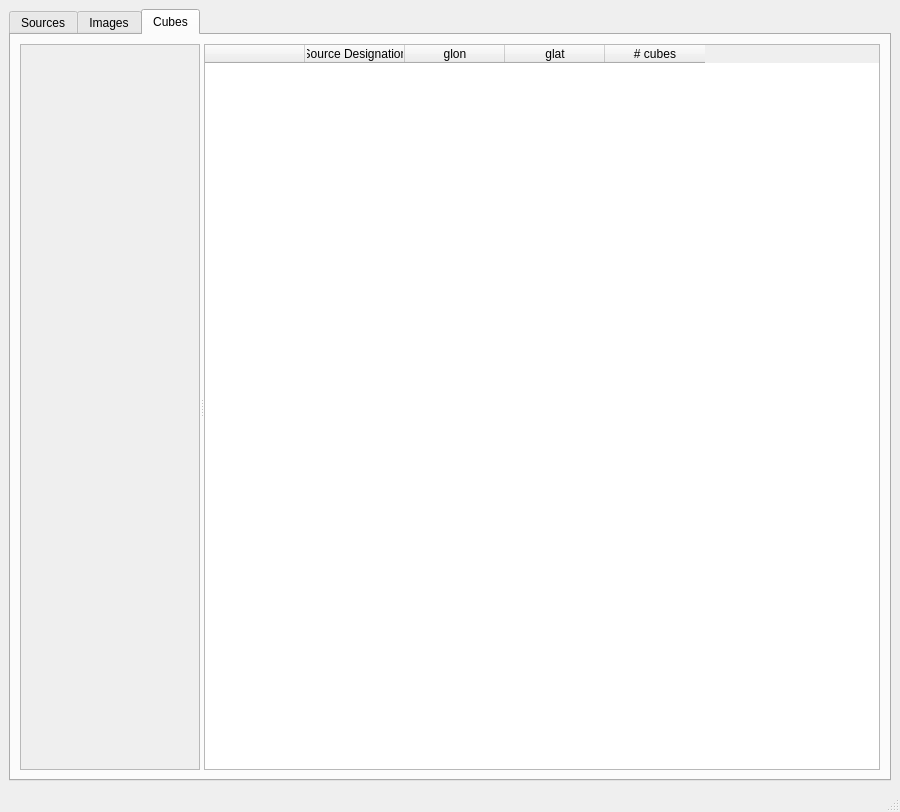
Qt form Code/ui/usertablewindow.ui (VisIVOLab/ViaLacteaVisualAnalytics) before a commit.
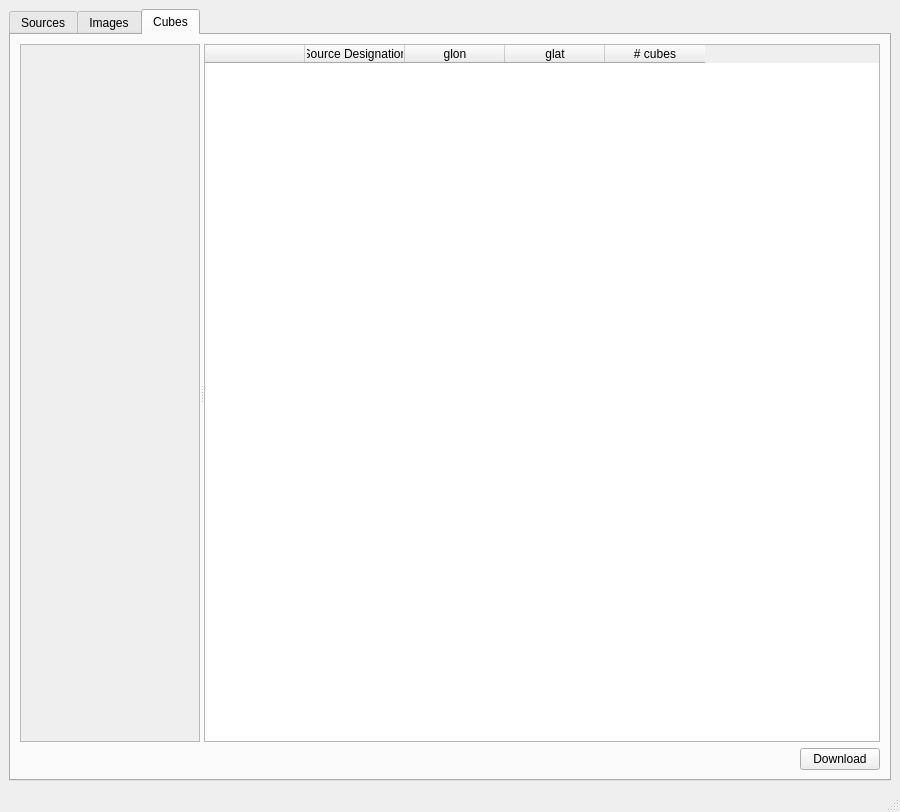
The same form after that commit. The open tabs and pages were chosen to show the change.

Commit message: Download cubes from Cubes Table

The edit to the form file:
```diff
--- a/Code/ui/usertablewindow.ui
+++ b/Code/ui/usertablewindow.ui
@@ -287,7 +287,7 @@
               <x>0</x>
               <y>0</y>
               <width>178</width>
-              <height>682</height>
+              <height>648</height>
              </rect>
             </property>
             <layout class="QVBoxLayout" name="verticalLayout_4"/>
@@ -337,6 +337,13 @@
           </widget>
          </widget>
         </item>
+        <item alignment="Qt::AlignRight">
+         <widget class="QPushButton" name="downloadCubesButton">
+          <property name="text">
+           <string>Download</string>
+          </property>
+         </widget>
+        </item>
        </layout>
       </widget>
      </widget>
```
The commit also changes 2 other files.
